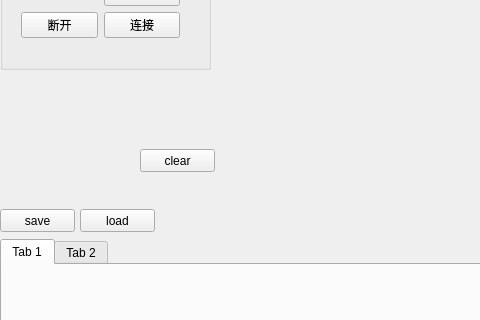
This is ProtocolAnalyze/protocolanalyze.ui in qingfengforum/ProtocolAnalyze as Qt 5 draws it before an edit; both pictures show x 0 to 480 and y 227 to 547 of the 799 by 674 pixel window. The edited form follows.
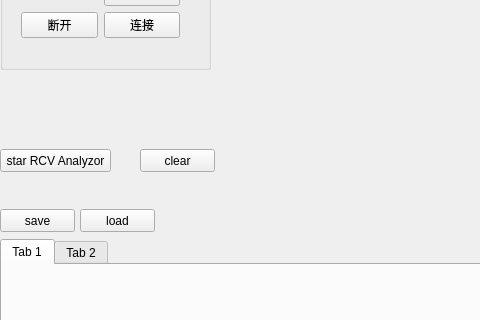
This is the edited form.

Commit message: - sync(generator receive analyzor)

```diff
--- a/ProtocolAnalyze/protocolanalyze.ui
+++ b/ProtocolAnalyze/protocolanalyze.ui
@@ -219,6 +219,19 @@
      <string>clear</string>
     </property>
    </widget>
+   <widget class="QPushButton" name="pushBtn_startRcvAnalyzor">
+    <property name="geometry">
+     <rect>
+      <x>0</x>
+      <y>340</y>
+      <width>111</width>
+      <height>23</height>
+     </rect>
+    </property>
+    <property name="text">
+     <string>star RCV Analyzor</string>
+    </property>
+   </widget>
   </widget>
   <widget class="QMenuBar" name="menuBar">
    <property name="geometry">
```
Left out of the diff: 6 changed lines with no effect on the pictures. The commit also changes 5 other files.
